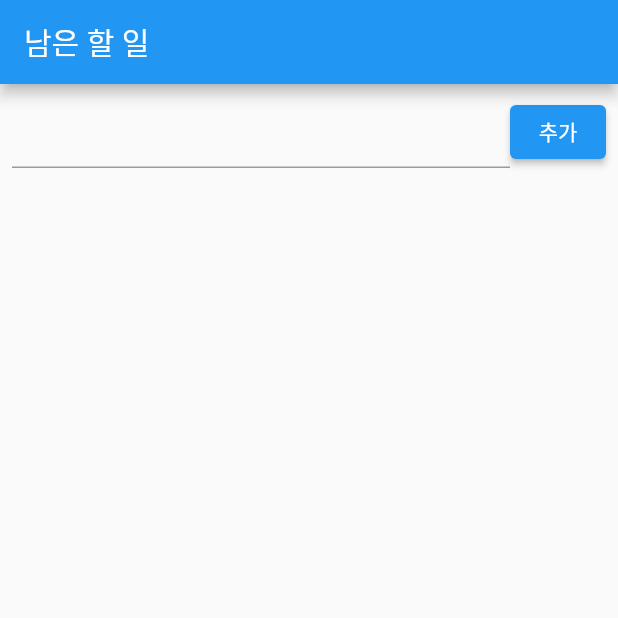
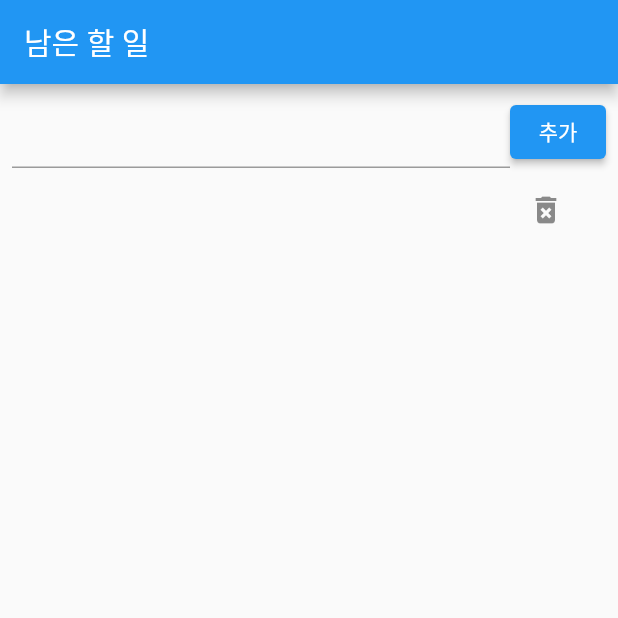
Before and after one commit to mcoding777/Flutter_Study, a Flutter app: the screen it shows after launch, after a tap on "추가", on a phone screen of 412 x 824 dp, the top half of it. Run offline on Flutter 3.47's test engine with Material 2 defaults, Android fonts, the phone set to English and light mode, and no system bars.

Commit message:
feat: 할일 추가 및 목록 렌더링 구현

```diff
--- a/todo/lib/main.dart
+++ b/todo/lib/main.dart
@@ -36,12 +36,39 @@ class TodoListPage extends StatefulWidget {
 
 class _TodoListPageState extends State<TodoListPage> {
   final _items = <Todo>[]; // 할일 목록을 저장할 리스트
-  var _todoController = TextEditingController();
+  final _todoController = TextEditingController();
+
+  void _addTodo(Todo todo) {
+    setState(() {
+      _items.add(todo);
+      _todoController.text = ''; // 할일 입력 필드를 비우기
+    });
+  }
 
   @override
   void dispose() {
     _todoController.dispose();
     super.dispose();
+  }
+
+  Widget _buildItemWidget(Todo todo) {
+    return ListTile(
+      // 높이가 고정된 1개의 행, 텍스트나 아이콘 등을 포함한다
+      onTap: () {},
+      title: Text(
+        todo.title,
+        style: todo.isDone
+            ? const TextStyle(
+                decoration: TextDecoration.lineThrough, // 취소선
+                fontStyle: FontStyle.italic, // 이탤릭체
+              )
+            : null,
+      ),
+      trailing: IconButton(
+        icon: const Icon(Icons.delete_forever),
+        onPressed: () {},
+      ),
+    );
   }
 
   @override
@@ -57,16 +84,24 @@ class _TodoListPageState extends State<TodoListPage> {
               Row(
                 children: <Widget>[
                   Expanded(
+                    // Row나 Column의 자식 위젯, 부모의 남은 부분을 전부 채운다
+                    // 할일 등록하는 input 영역
                     child: TextField(
                       controller: _todoController,
                     ),
                   ),
-                  ElevatedButton(onPressed: () {}, child: const Text('추가'))
+                  ElevatedButton(
+                      onPressed: () {
+                        _addTodo(Todo(_todoController.text));
+                      },
+                      child: const Text('추가'))
                 ],
               ),
               Expanded(
+                // 등록된 할일이 보이는 영역
                 child: ListView(
-                  children: const <Widget>[],
+                  children:
+                      _items.map((todo) => _buildItemWidget(todo)).toList(),
                 ),
               ),
             ],
```
